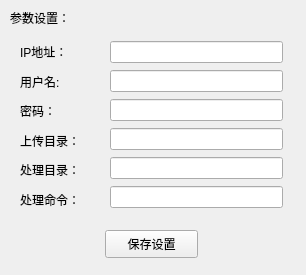
The window that settingwindow.ui (zsmfashi/NSIR-18.10.23) describes before a commit, drawn with Qt 5.
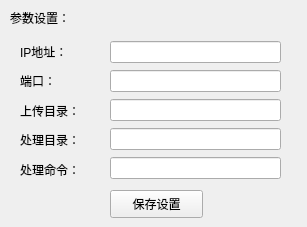
The same window after the commit.

```diff
--- a/settingwindow.ui
+++ b/settingwindow.ui
@@ -6,8 +6,8 @@
    <rect>
     <x>0</x>
     <y>0</y>
-    <width>306</width>
-    <height>275</height>
+    <width>307</width>
+    <height>227</height>
    </rect>
   </property>
   <property name="focusPolicy">
@@ -19,8 +19,8 @@
   <widget class="QPushButton" name="Confirm_PushButton">
    <property name="geometry">
     <rect>
-     <x>105</x>
-     <y>230</y>
+     <x>110</x>
+     <y>190</y>
      <width>93</width>
      <height>28</height>
     </rect>
@@ -48,7 +48,7 @@
      <x>20</x>
      <y>40</y>
      <width>81</width>
-     <height>171</height>
+     <height>141</height>
     </rect>
    </property>
    <layout class="QVBoxLayout" name="verticalLayout">
@@ -59,17 +59,10 @@
       </property>
      </widget>
     </item>
-    <item>
-     <widget class="QLabel" name="label_2">
-      <property name="text">
-       <string>用户名:</string>
-      </property>
-     </widget>
-    </item>
     <item>
      <widget class="QLabel" name="label_3">
       <property name="text">
-       <string>密码：</string>
+       <string>端口：</string>
       </property>
      </widget>
     </item>
@@ -101,8 +94,8 @@
     <rect>
      <x>110</x>
      <y>40</y>
-     <width>173</width>
-     <height>171</height>
+     <width>171</width>
+     <height>141</height>
     </rect>
    </property>
    <layout class="QVBoxLayout" name="verticalLayout_2">
@@ -110,10 +103,7 @@
      <widget class="QLineEdit" name="IP_Edit"/>
     </item>
     <item>
-     <widget class="QLineEdit" name="Usr_Edit"/>
-    </item>
-    <item>
-     <widget class="QLineEdit" name="Psd_Edit"/>
+     <widget class="QLineEdit" name="Port_Edit"/>
     </item>
     <item>
      <widget class="QLineEdit" name="Upload_Edit"/>
```
